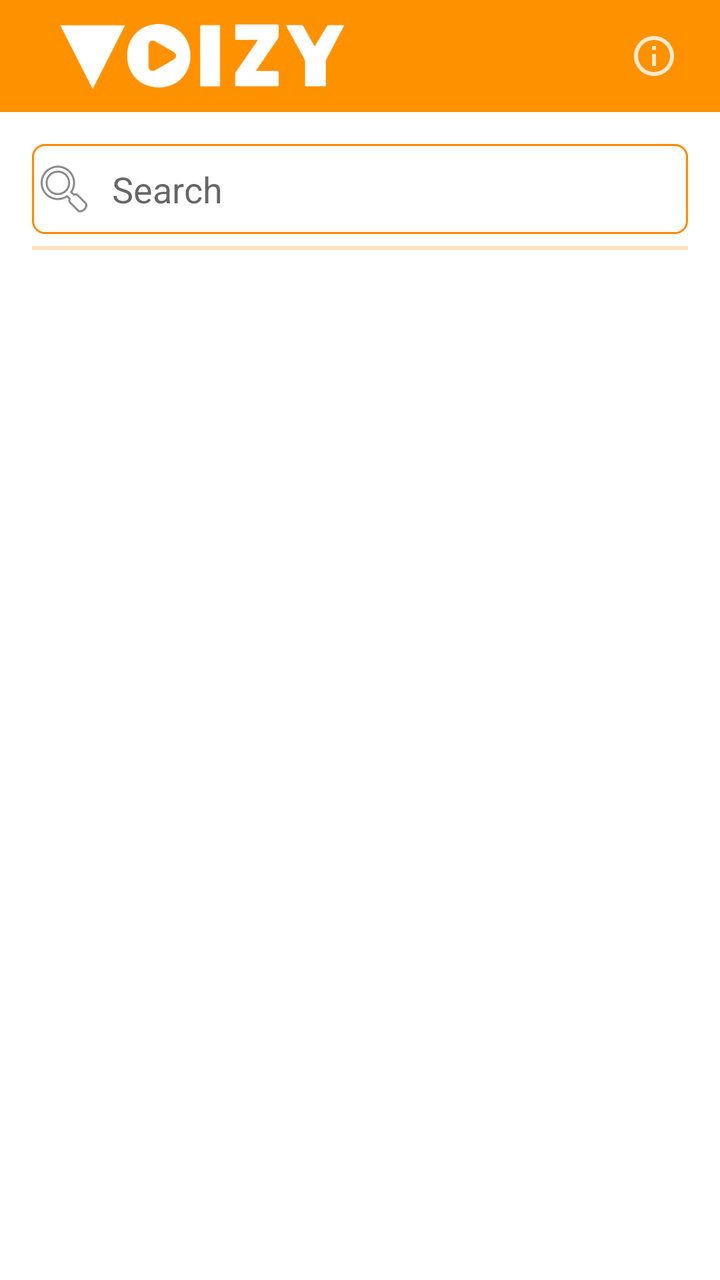
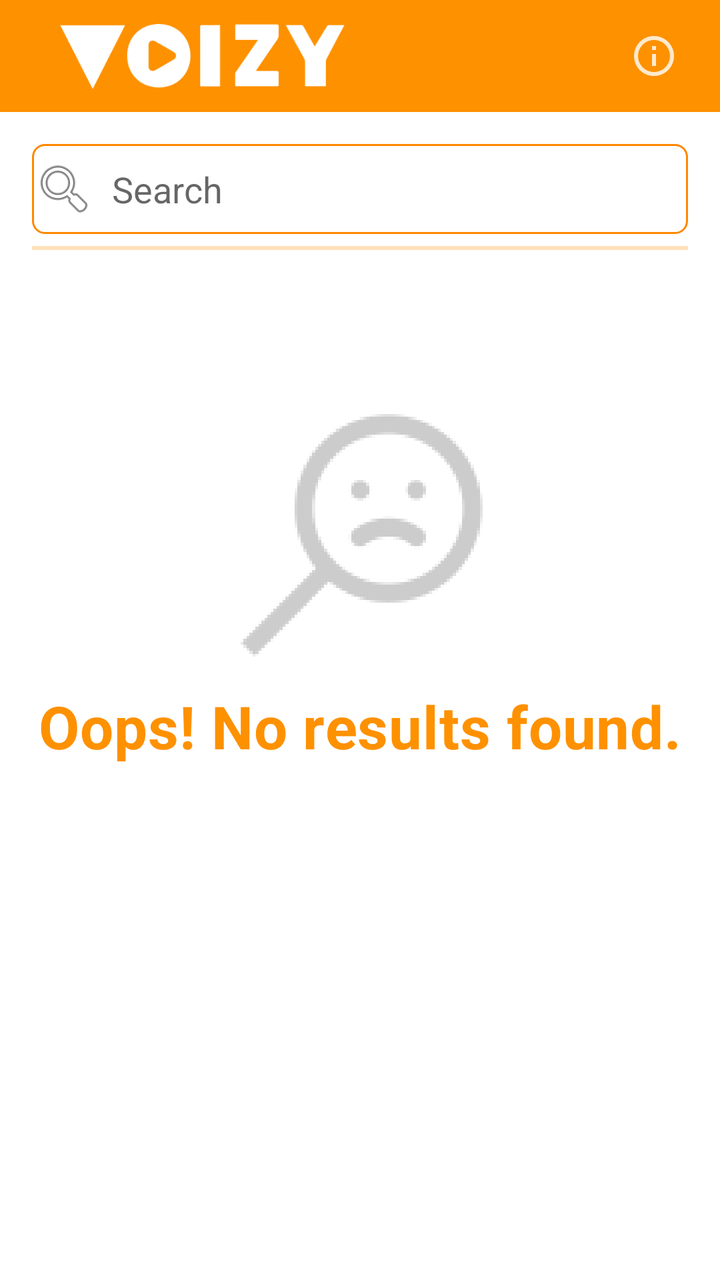

Screens rendered from an Android XML layout before and after an edit, with the pre-edit source and the edit as a unified diff.
<!-- AndroidManifest.xml: application theme AppTheme.Launcher -->
<!-- res/layout/library_fragment.xml -->
<?xml version="1.0" encoding="utf-8"?>
<androidx.constraintlayout.widget.ConstraintLayout xmlns:app="http://schemas.android.com/apk/res-auto"
    xmlns:android="http://schemas.android.com/apk/res/android"
    android:layout_width="match_parent"
    android:layout_height="match_parent"
    android:background="@android:color/white">

    <com.google.android.material.appbar.AppBarLayout
        android:id="@+id/app_bar_layout"
        android:layout_height="?android:attr/actionBarSize"
        android:layout_width="match_parent"
        app:layout_constraintTop_toTopOf="parent">

        <android.widget.Toolbar
            android:id="@+id/toolbar"
            android:theme="@style/VoizyAppBarTheme"
            android:layout_width="match_parent"
            android:layout_height="match_parent"
            android:elevation="4dp">

            <ImageView
                android:layout_width="142.5dp"
                android:layout_height="32.5dp"
                android:layout_marginStart="30dp"
                android:layout_marginTop="12dp"
                android:layout_marginBottom="11.5dp"
                android:src="@drawable/voizy_logo" />

            <ImageButton
                android:id="@+id/btn_privacy_policy"
                android:layout_width="50dp"
                android:layout_height="50dp"
                android:layout_marginEnd="8dp"
                android:layout_gravity="end"
                android:src="@drawable/info_white"
                android:background="@android:color/transparent" />

        </android.widget.Toolbar>

    </com.google.android.material.appbar.AppBarLayout>

    <EditText
        android:id="@+id/et_search"
        android:layout_width="0dp"
        android:layout_height="45dp"
        android:layout_marginTop="16dp"
        android:layout_marginStart="16dp"
        android:layout_marginEnd="16dp"
        app:layout_constraintStart_toStartOf="parent"
        app:layout_constraintTop_toBottomOf="@id/app_bar_layout"
        app:layout_constraintEnd_toEndOf="parent"
        android:drawablePadding="8dp"
        android:foregroundTintMode="@android:color/white"
        android:drawableLeft="@android:drawable/ic_menu_search"
        android:hint="Search"
        android:background="@drawable/border_background" />

    <ProgressBar
        android:id="@+id/progress_initial_loader"
        style="?android:attr/progressBarStyleHorizontal"
        android:layout_width="match_parent"
        android:layout_height="10dp"
        android:layout_marginStart="16dp"
        android:layout_marginEnd="16dp"
        android:layout_marginTop="2dp"
        app:layout_constraintTop_toBottomOf="@+id/et_search"
        android:indeterminate="true"
        android:progressTint="@android:color/holo_orange_dark"
        android:progressBackgroundTint="@android:color/transparent" />

    <androidx.recyclerview.widget.RecyclerView
        android:id="@+id/rv_voizy_list"
        android:layout_width="match_parent"
        android:layout_height="0dp"
        app:layout_constraintTop_toBottomOf="@+id/progress_initial_loader"
        android:layout_marginBottom="8dp"
        android:layout_marginTop="2dp"
        app:layout_constraintBottom_toBottomOf="parent" />

    <ImageView
        android:id="@+id/image_no_results"
        android:layout_width="wrap_content"
        android:layout_height="wrap_content"
        android:src="@drawable/no_results"
        android:visibility="gone"
        app:layout_constraintBottom_toBottomOf="parent"
        app:layout_constraintEnd_toEndOf="@+id/rv_voizy_list"
        app:layout_constraintStart_toStartOf="@+id/rv_voizy_list"
        app:layout_constraintTop_toBottomOf="@+id/progress_initial_loader"
        app:layout_constraintVertical_bias="0.35" />


    <com.google.android.material.floatingactionbutton.FloatingActionButton
        android:id="@+id/test_button"
        android:layout_width="wrap_content"
        android:layout_height="wrap_content"
        android:layout_marginBottom="8dp"
        app:layout_constraintBottom_toBottomOf="parent"
        app:layout_constraintEnd_toEndOf="parent"
        android:layout_marginEnd="8dp"
        android:visibility="gone"
        android:src="@android:drawable/ic_input_add" />

</androidx.constraintlayout.widget.ConstraintLayout>
<!-- resources referenced by this layout -->
<resources>
  <!-- drawable border_background (drawable) -->
  <layer-list xmlns:android="http://schemas.android.com/apk/res/android">
      <item>
          <shape>
              <corners android:radius="6dp"/>
              <solid android:color="@android:color/transparent"/>
              <stroke
                  android:width="1dp"
                  android:color="@android:color/holo_orange_dark"/>
          </shape>
      </item>
  </layer-list>
  <!-- drawable info_white (drawable-anydpi) -->
  <vector xmlns:android="http://schemas.android.com/apk/res/android"
      android:width="24dp"
      android:height="24dp"
      android:viewportWidth="24"
      android:viewportHeight="24"
      android:tint="#FFFFFF"
      android:alpha="0.8">
      <path
          android:fillColor="#FF000000"
          android:pathData="M11,17h2v-6h-2v6zM12,2C6.48,2 2,6.48 2,12s4.48,10 10,10 10,-4.48 10,-10S17.52,2 12,2zM12,20c-4.41,0 -8,-3.59 -8,-8s3.59,-8 8,-8 8,3.59 8,8 -3.59,8 -8,8zM11,9h2L13,7h-2v2z"/>
  </vector>
  <!-- drawable no_results: png bitmap (drawable-hdpi, 6188 bytes) -->
  <!-- drawable voizy_logo: png bitmap (drawable-hdpi, 5680 bytes) -->
  <style name="VoizyAppBarTheme" parent="@style/Widget.AppCompat.ActionBar">
          <item name="android:background">@color/voizy_orange</item>
          <item name="android:icon">@drawable/splash_screen_image</item>
      </style>
  <style name="AppTheme.Launcher" parent="AppTheme">
          <item name="android:windowBackground">@drawable/splash_screen_drawable</item>
          <item name="android:windowTranslucentStatus">true</item>
          <item name="android:windowTranslucentNavigation">true</item>
      </style>
  <color name="voizy_orange">#FE9100</color>
  <!-- drawable splash_screen_image: png bitmap (drawable, 5870 bytes) -->
  <style name="AppTheme" parent="@style/Theme.AppCompat.Light.DarkActionBar">
          
          <item name="colorPrimary">@android:color/white</item>
          <item name="colorPrimaryDark">@android:color/white</item>
          <item name="colorAccent">@color/voizy_orange</item>
          <item name="android:statusBarColor">@color/voizy_orange</item>
          <item name="actionBarStyle">@style/VoizyAppBarTheme</item>
      </style>
  <!-- drawable splash_screen_drawable (drawable) -->
  <?xml version="1.0" encoding="utf-8"?>
  <layer-list xmlns:android="http://schemas.android.com/apk/res/android"
      android:opacity="opaque">
  
      <item android:drawable="@color/voizy_orange"/>
  
      <item>
          <bitmap
              android:src="@drawable/splash_screen_image"
              android:gravity="center"/>
      </item>
  
  </layer-list>
</resources>

<!-- the commit's change to res/layout/library_fragment.xml (unified diff, before → after) -->
@@ -77,17 +77,35 @@
         android:layout_marginTop="2dp"
         app:layout_constraintBottom_toBottomOf="parent" />
 
-    <ImageView
-        android:id="@+id/image_no_results"
+    <RelativeLayout
+        android:id="@+id/layout_no_results"
         android:layout_width="wrap_content"
         android:layout_height="wrap_content"
-        android:src="@drawable/no_results"
-        android:visibility="gone"
         app:layout_constraintBottom_toBottomOf="parent"
         app:layout_constraintEnd_toEndOf="@+id/rv_voizy_list"
         app:layout_constraintStart_toStartOf="@+id/rv_voizy_list"
         app:layout_constraintTop_toBottomOf="@+id/progress_initial_loader"
-        app:layout_constraintVertical_bias="0.35" />
+        app:layout_constraintVertical_bias="0.20">
+
+        <ImageView
+            android:id="@+id/iv_no_results"
+            android:layout_width="wrap_content"
+            android:layout_height="wrap_content"
+            android:layout_centerHorizontal="true"
+            android:src="@drawable/no_results" />
+
+        <TextView
+            android:layout_width="wrap_content"
+            android:layout_height="wrap_content"
+            android:text="@string/info_no_results"
+            android:layout_below="@+id/iv_no_results"
+            android:letterSpacing="0.01"
+            android:lineSpacingExtra="5.5sp"
+            android:textSize="29.5sp"
+            android:textColor="@color/voizy_orange"
+            android:textStyle="bold" />
+
+    </RelativeLayout>
 
 
     <com.google.android.material.floatingactionbutton.FloatingActionButton
<!-- resource entries referenced after the edit -->
@@ -26,6 +26,7 @@
   </vector>
   <!-- drawable no_results: png bitmap (drawable-hdpi, 6188 bytes) -->
   <!-- drawable voizy_logo: png bitmap (drawable-hdpi, 5680 bytes) -->
+  <string name="info_no_results">"Oops! No results found."</string>
   <style name="VoizyAppBarTheme" parent="@style/Widget.AppCompat.ActionBar">
           <item name="android:background">@color/voizy_orange</item>
           <item name="android:icon">@drawable/splash_screen_image</item>
